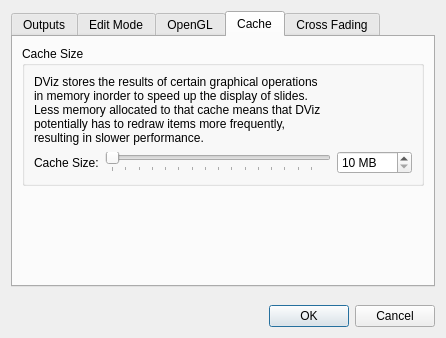
This is src/AppSettingsDialog.ui in google-code-export/dviz as Qt 5 draws it before an edit. The edited form follows.
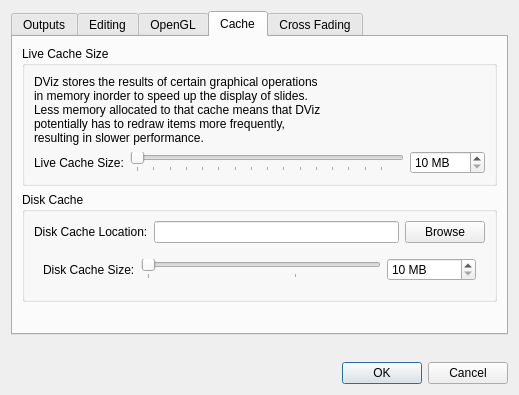
This is the edited form. The open tabs and pages were chosen to show the change. Icons and pictures are not drawn.

Commit message: Updated all classes that used QDir::tempPath() to use AppSettings::cacheDir() instead (where applicable). Added UI to change cacheDir into AppSettingsDialog and SingleOutputSetupDialog (viewer). Also added UI for resource path translations to SingleOutputSetupDialog but havn't 'wired it up' yet.

```diff
--- a/src/AppSettingsDialog.ui
+++ b/src/AppSettingsDialog.ui
@@ -6,8 +6,8 @@
    <rect>
     <x>0</x>
     <y>0</y>
-    <width>446</width>
-    <height>338</height>
+    <width>519</width>
+    <height>395</height>
    </rect>
   </property>
   <property name="windowTitle">
@@ -68,7 +68,7 @@
      </widget>
      <widget class="QWidget" name="tab_2">
       <attribute name="title">
-       <string>Edit Mode</string>
+       <string>Editing</string>
       </attribute>
       <layout class="QVBoxLayout" name="verticalLayout_8">
        <item>
@@ -246,7 +246,7 @@
        <item>
         <widget class="QGroupBox" name="groupBox_3">
          <property name="title">
-          <string>Cache Size</string>
+          <string>Live Cache Size</string>
          </property>
          <layout class="QVBoxLayout" name="verticalLayout_4">
           <item>
@@ -265,7 +265,7 @@
             <item>
              <widget class="QLabel" name="label_8">
               <property name="text">
-               <string>Cache Size:</string>
+               <string>Live Cache Size:</string>
               </property>
              </widget>
             </item>
@@ -315,6 +315,90 @@
          </layout>
         </widget>
        </item>
+       <item>
+        <widget class="QGroupBox" name="groupBox_7">
+         <property name="title">
+          <string>Disk Cache</string>
+         </property>
+         <layout class="QVBoxLayout" name="verticalLayout_13">
+          <item>
+           <layout class="QHBoxLayout" name="horizontalLayout_4">
+            <item>
+             <widget class="QLabel" name="label_11">
+              <property name="text">
+               <string>Disk Cache Location:</string>
+              </property>
+             </widget>
+            </item>
+            <item>
+             <widget class="QLineEdit" name="diskCacheBox"/>
+            </item>
+            <item>
+             <widget class="QPushButton" name="diskCacheBrowseBtn">
+              <property name="text">
+               <string>Browse</string>
+              </property>
+             </widget>
+            </item>
+           </layout>
+          </item>
+          <item>
+           <widget class="QWidget" name="diskCacheSizeBase" native="true">
+            <layout class="QHBoxLayout" name="horizontalLayout_2">
+             <item>
+              <widget class="QLabel" name="label_12">
+               <property name="text">
+                <string>Disk Cache Size:</string>
+               </property>
+              </widget>
+             </item>
+             <item>
+              <widget class="QSlider" name="diskCacheSlider">
+               <property name="minimum">
+                <number>10</number>
+               </property>
+               <property name="maximum">
+                <number>1048576</number>
+               </property>
+               <property name="singleStep">
+                <number>256</number>
+               </property>
+               <property name="pageStep">
+                <number>1024</number>
+               </property>
+               <property name="orientation">
+                <enum>Qt::Horizontal</enum>
+               </property>
+               <property name="tickPosition">
+                <enum>QSlider::TicksBelow</enum>
+               </property>
+               <property name="tickInterval">
+                <number>65536</number>
+               </property>
+              </widget>
+             </item>
+             <item>
+              <widget class="QSpinBox" name="diskCacheSizeBox">
+               <property name="suffix">
+                <string> MB</string>
+               </property>
+               <property name="minimum">
+                <number>10</number>
+               </property>
+               <property name="maximum">
+                <number>1048576</number>
+               </property>
+               <property name="singleStep">
+                <number>10</number>
+               </property>
+              </widget>
+             </item>
+            </layout>
+           </widget>
+          </item>
+         </layout>
+        </widget>
+       </item>
        <item>
         <spacer name="verticalSpacer_5">
          <property name="orientation">
```
Left out of the diff: 152 changed lines with no effect on the pictures. The commit also changes 11 other files.
